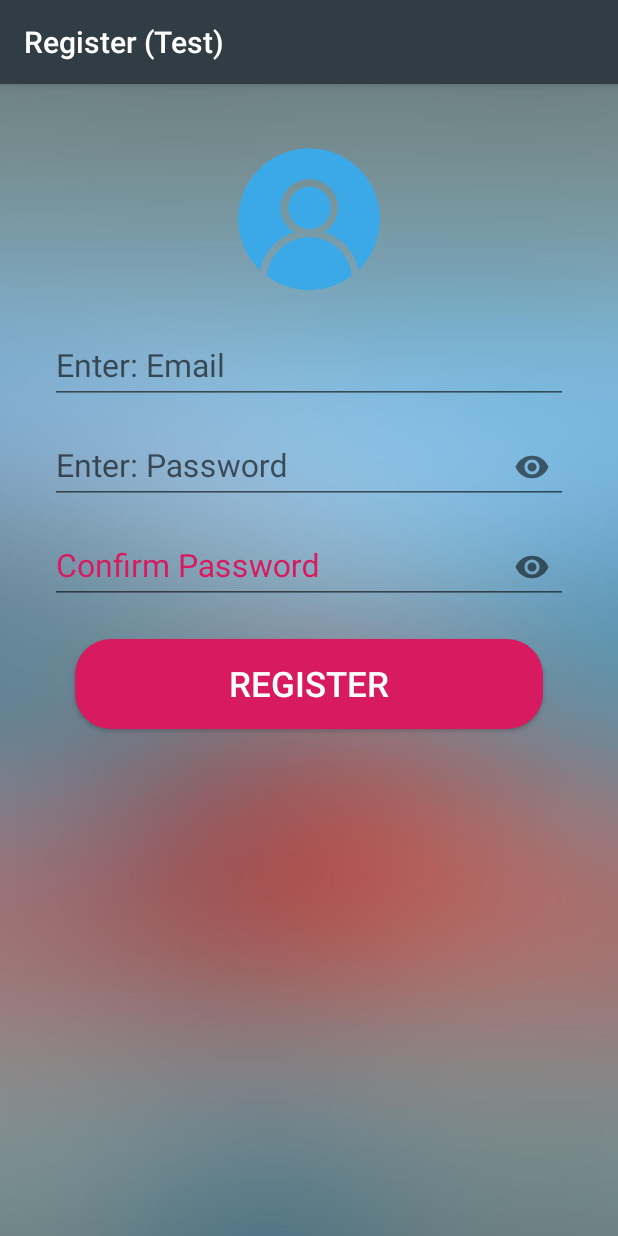
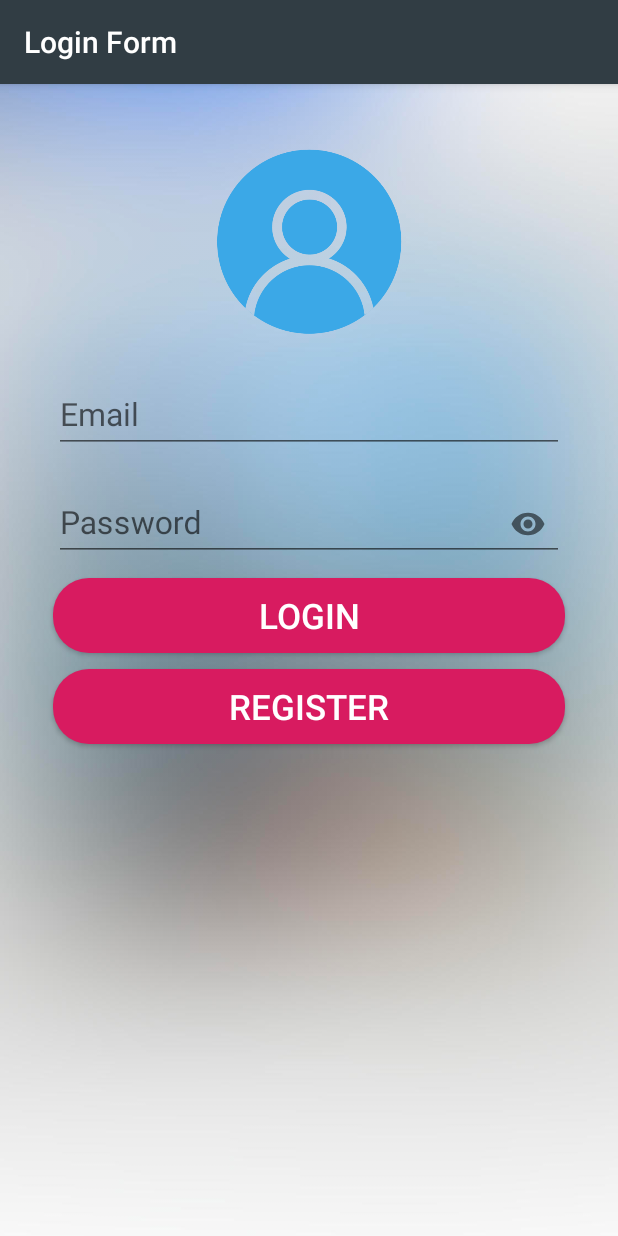
Before and after one commit to ShuvasRayamajhi/AndroidTouristApp, an Android app: the screen it shows after launch (Sign_Form before the commit, Log_Form after it), on a phone screen of 412 x 824 dp. Run offline under Robolectric (Android 15) with nearby library versions, the phone set to English and light mode, and no system bars; our stand-ins replace Firebase (no records; nobody signed in at launch, a user with empty details on screens opened directly).

```diff
--- a/app/src/main/AndroidManifest.xml
+++ b/app/src/main/AndroidManifest.xml
@@ -16,9 +16,9 @@
         android:supportsRtl="true"
         android:theme="@style/AppTheme">
         <activity android:name=".MainActivity"></activity>
-        <activity android:name=".Log_Form" />
+        <activity android:name=".Sign_Form" />
         <activity android:name=".MemberPage" />
-        <activity android:name=".Sign_Form">
+        <activity android:name=".Log_Form">
             <intent-filter>
                 <action android:name="android.intent.action.MAIN" />
 
--- a/app/src/main/java/com/rayamajs/cwapp/Log_Form.java
+++ b/app/src/main/java/com/rayamajs/cwapp/Log_Form.java
@@ -1,18 +1,80 @@
 package com.rayamajs.cwapp;
 
+import androidx.annotation.NonNull;
 import androidx.appcompat.app.AppCompatActivity;
 
 import android.content.Intent;
 import android.os.Bundle;
 import android.view.View;
+import android.widget.Button;
+import android.widget.EditText;
+import android.widget.ProgressBar;
+import android.widget.Toast;
+
+import com.google.android.gms.tasks.OnCompleteListener;
+import com.google.android.gms.tasks.Task;
+import com.google.firebase.auth.AuthResult;
+import com.google.firebase.auth.FirebaseAuth;
 
 public class Log_Form extends AppCompatActivity {
+
+    EditText emailTxt, passwordTxt;
+    Button logBtn;
+    private FirebaseAuth mAuth;
+    ProgressBar progressBar;
 
     @Override
     protected void onCreate(Bundle savedInstanceState) {
         super.onCreate(savedInstanceState);
         setContentView(R.layout.activity_log__form);
         getSupportActionBar().setTitle("Login Form");
+
+        emailTxt = (EditText)findViewById(R.id.email_txt);
+        passwordTxt = (EditText) findViewById(R.id.password_txt);
+        logBtn = (Button) findViewById(R.id.log_btn);
+        progressBar = (ProgressBar) findViewById(R.id.progressBar);
+
+        mAuth = FirebaseAuth.getInstance();
+
+
+        logBtn.setOnClickListener(new View.OnClickListener() {
+            @Override
+            public void onClick(View view) {
+                String email = emailTxt.getText().toString().trim();
+                String password = passwordTxt.getText().toString().trim();
+
+                if(email.isEmpty()) {
+                    Toast.makeText(Log_Form.this,"Enter Email", Toast.LENGTH_SHORT).show();
+                    return;
+                }
+                if(password.isEmpty()) {
+                    Toast.makeText(Log_Form.this,"Enter Password", Toast.LENGTH_SHORT).show();
+                    return;
+                }
+
+                progressBar.setVisibility(View.VISIBLE);
+
+                mAuth.signInWithEmailAndPassword(email, password)
+                        .addOnCompleteListener(Log_Form.this, new OnCompleteListener<AuthResult>() {
+                            @Override
+                            public void onComplete(@NonNull Task<AuthResult> task) {
+                                if (task.isSuccessful()) {
+                                    // Sign in success, update UI with the signed-in user's information
+                                    startActivity(new Intent(getApplicationContext(), MemberPage.class));
+                                    Toast.makeText(Log_Form.this, "Hello Again", Toast.LENGTH_SHORT).show();
+
+                                } else {
+                                    // If sign in fails, display a message to the user.
+                                    Toast.makeText(Log_Form.this, "Log In Failed", Toast.LENGTH_SHORT).show();
+                                }
+
+                                // ...
+                            }
+                        });
+            }
+        });
+
+
     }
 
     public void btn_signForm(View view) {
--- a/app/src/main/java/com/rayamajs/cwapp/Sign_Form.java
+++ b/app/src/main/java/com/rayamajs/cwapp/Sign_Form.java
@@ -81,11 +81,12 @@ public class Sign_Form extends AppCompatActivity {
                                     progressBar.setVisibility(View.GONE);
 
                                     if (task.isSuccessful()) {
-                                        //startActivity(new Intent(getApplicationContext(), MemberPage.class));
+                                        //sign in successful
+                                        startActivity(new Intent(getApplicationContext(), MemberPage.class));
                                         Toast.makeText(Sign_Form.this, "Registered", Toast.LENGTH_SHORT).show();
 
                                     } else {
-
+                                        //sign in failed
                                         Toast.makeText(Sign_Form.this, "Failed to Authenticate", Toast.LENGTH_SHORT).show();
 
                                     }
--- a/app/src/main/res/layout/activity_log__form.xml
+++ b/app/src/main/res/layout/activity_log__form.xml
@@ -26,13 +26,13 @@
         >
 
         <EditText
+            android:id="@+id/email_txt"
             android:layout_width="match_parent"
             android:layout_height="wrap_content"
+            android:ems="10"
             android:hint="Email"
-            android:ems="10"
             android:inputType="text"
-            android:textSize="21sp"
-            />
+            android:textSize="21sp" />
     </com.google.android.material.textfield.TextInputLayout>
 
     <com.google.android.material.textfield.TextInputLayout
@@ -45,34 +45,42 @@
         >
 
         <EditText
+            android:id="@+id/password_txt"
             android:layout_width="match_parent"
             android:layout_height="wrap_content"
+            android:ems="10"
             android:hint="Password"
-            android:ems="10"
             android:inputType="textPassword"
-            android:textSize="21sp"
-            />
+            android:textSize="21sp" />
     </com.google.android.material.textfield.TextInputLayout>
 
     <Button
+        android:id="@+id/log_btn"
         android:layout_width="match_parent"
         android:layout_height="50dp"
+        android:layout_margin="5dp"
+        android:background="@drawable/rounded_button"
         android:text="Login"
-        android:textSize="23sp"
+        android:textColor="#ffffff"
+        android:textSize="23sp" />
+
+    <Button
+        android:id="@+id/register_btn"
+        android:layout_width="match_parent"
+        android:layout_height="50dp"
         android:layout_margin="5dp"
+        android:background="@drawable/rounded_button"
+        android:onClick="btn_signForm"
+        android:text="Register"
         android:textColor="#ffffff"
-        android:background="@drawable/rounded_button"
-        />
-        <Button
-            android:layout_width="match_parent"
-            android:layout_height="50dp"
-            android:text="Register"
-            android:textSize="23sp"
-            android:layout_margin="5dp"
-            android:textColor="#ffffff"
-            android:background="@drawable/rounded_button"
-            android:onClick="btn_signForm"
-        />
+        android:textSize="23sp" />
+    <ProgressBar
+        android:id="@+id/progressBar"
+        android:layout_width="wrap_content"
+        android:layout_height="wrap_content"
+        android:layout_gravity="center_horizontal"
+        android:layout_marginTop="2dp"
+        android:visibility="gone" />
 
 
 
```
